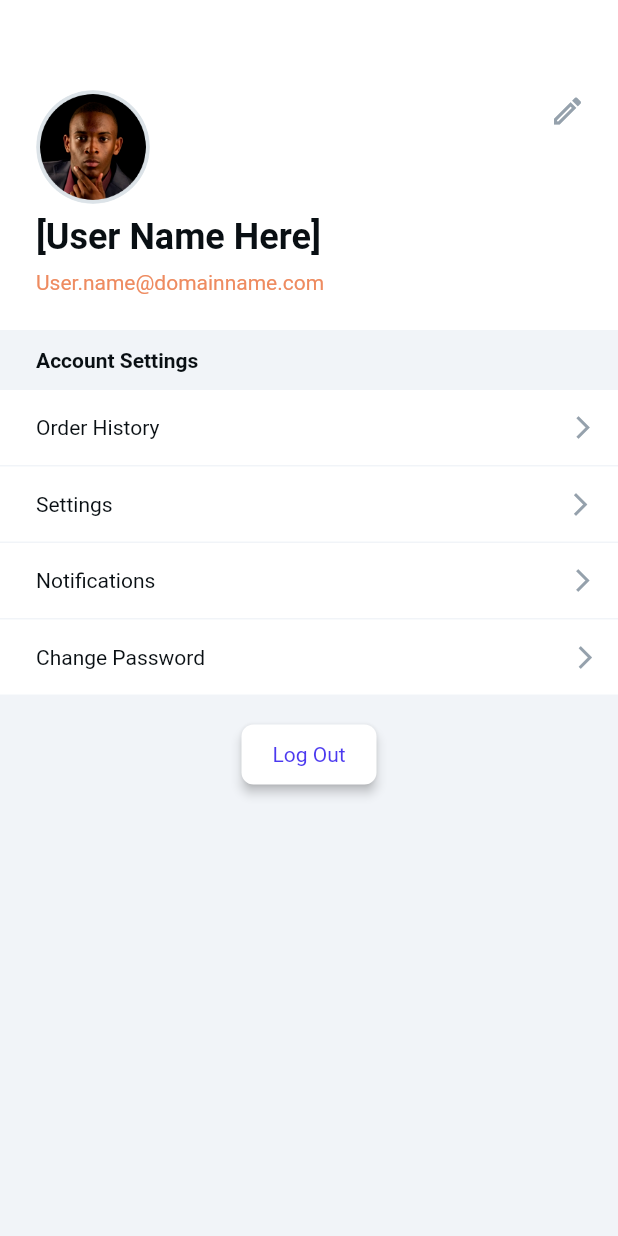
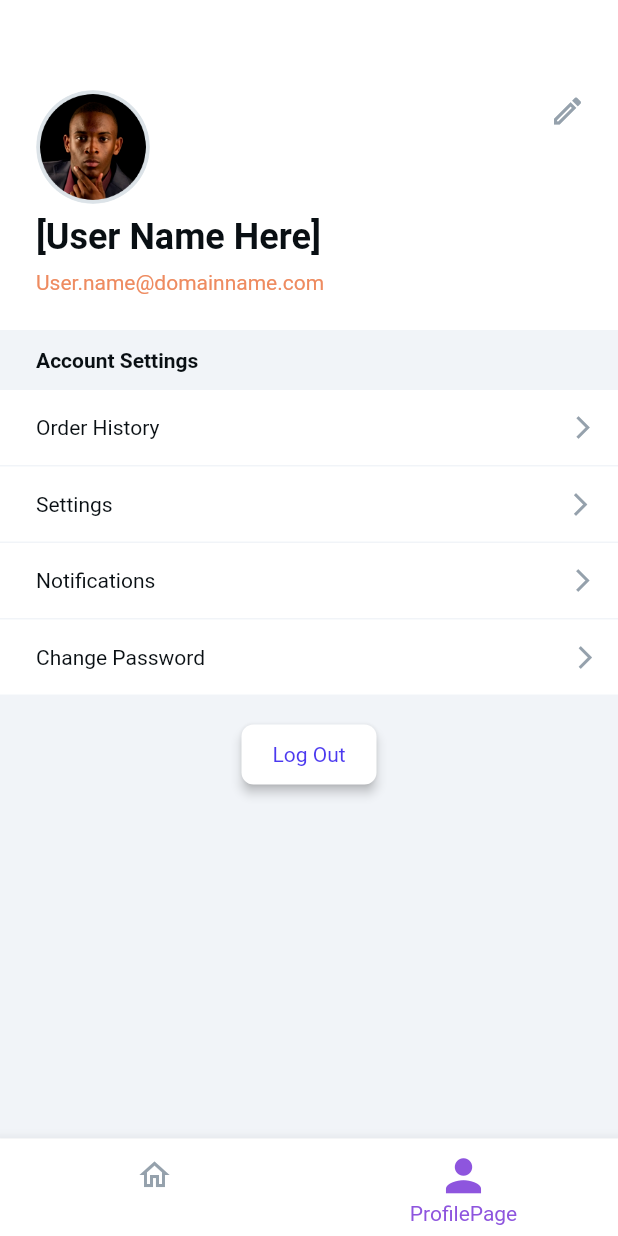
Before and after one commit to drexquisite/place, a Flutter app: the MainScreenWidget screen opened directly, after a tap on the "home" icon, on a phone screen of 412 x 824 dp. Run offline on Flutter 3.47's test engine with Material 2 defaults, Android fonts, the phone set to English and light mode, and no system bars; drawn by our look-alikes of auto_size_text; our stand-ins replace built_collection, built_value, cloud_firestore, firebase_auth, firebase_core, flutter_datetime_picker and 9 more; accounts and stored records are empty; generated files the repository leaves out were written again; Roboto replaces fonts that are missing (Lexend Deca).

Commit message:
Updating to latest FlutterFlow output.

```diff
--- a/lib/login/login_widget.dart
+++ b/lib/login/login_widget.dart
@@ -1,8 +1,8 @@
 import '../auth/auth_util.dart';
-import '../default_view/default_view_widget.dart';
 import '../flutter_flow/flutter_flow_theme.dart';
 import '../flutter_flow/flutter_flow_util.dart';
 import '../flutter_flow/flutter_flow_widgets.dart';
+import '../main.dart';
 import '../register/register_widget.dart';
 import 'package:flutter/material.dart';
 import 'package:flutter_spinkit/flutter_spinkit.dart';
@@ -211,7 +211,8 @@ class _LoginWidgetState extends State<LoginWidget> {
                                   await Navigator.push(
                                     context,
                                     MaterialPageRoute(
-                                      builder: (context) => DefaultViewWidget(),
+                                      builder: (context) => NavBarPage(
+                                          initialPage: 'DefaultView'),
                                     ),
                                   );
                                 },
--- a/lib/main.dart
+++ b/lib/main.dart
@@ -2,8 +2,10 @@ import 'package:firebase_core/firebase_core.dart';
 import 'package:flutter/material.dart';
 import 'auth/firebase_user_provider.dart';
 import 'package:place_app/splash_screen/splash_screen_widget.dart';
-import 'package:place_app/main_screen/main_screen_widget.dart';
+import 'flutter_flow/flutter_flow_theme.dart';
 import 'package:flutter_spinkit/flutter_spinkit.dart';
+import 'default_view/default_view_widget.dart';
+import 'profile_default/profile_default_widget.dart';
 
 void main() async {
   WidgetsFlutterBinding.ensureInitialized();
@@ -44,8 +46,75 @@ class _MyAppState extends State<MyApp> {
               ),
             )
           : currentUser.loggedIn
-              ? MainScreenWidget()
+              ? NavBarPage()
               : SplashScreenWidget(),
     );
   }
 }
+
+class NavBarPage extends StatefulWidget {
+  NavBarPage({Key key, this.initialPage}) : super(key: key);
+
+  final String initialPage;
+
+  @override
+  _NavBarPageState createState() => _NavBarPageState();
+}
+
+/// This is the private State class that goes with NavBarPage.
+class _NavBarPageState extends State<NavBarPage> {
+  String _currentPage = 'MainScreen';
+
+  @override
+  void initState() {
+    super.initState();
+    _currentPage = widget.initialPage ?? _currentPage;
+  }
+
+  @override
+  Widget build(BuildContext context) {
+    final tabs = {
+      'DefaultView': DefaultViewWidget(),
+      'ProfileDefault': ProfileDefaultWidget(),
+    };
+    return Scaffold(
+      body: tabs[_currentPage],
+      bottomNavigationBar: BottomNavigationBar(
+        items: const <BottomNavigationBarItem>[
+          BottomNavigationBarItem(
+            icon: Icon(
+              Icons.home_outlined,
+              size: 24,
+            ),
+            activeIcon: Icon(
+              Icons.home,
+              size: 24,
+            ),
+            label: 'Home',
+          ),
+          BottomNavigationBarItem(
+            icon: Icon(
+              Icons.person_outlined,
+              size: 35,
+            ),
+            activeIcon: Icon(
+              Icons.person,
+              size: 35,
+            ),
+            label: 'ProfilePage',
+          )
+        ],
+        backgroundColor: Colors.white,
+        currentIndex: tabs.keys.toList().indexOf(_currentPage),
+        selectedItemColor: Color(0xFF8E55DE),
+        unselectedItemColor: FlutterFlowTheme.tertiaryColor,
+        onTap: (i) => setState(() => _currentPage = tabs.keys.toList()[i]),
+        showSelectedLabels: true,
+        showUnselectedLabels: true,
+        // Temporary fix for https://github.com/flutter/flutter/issues/84556
+        unselectedLabelStyle: const TextStyle(fontSize: 0.001),
+        type: BottomNavigationBarType.fixed,
+      ),
+    );
+  }
+}
--- a/lib/main_screen/main_screen_widget.dart
+++ b/lib/main_screen/main_screen_widget.dart
@@ -1,7 +1,7 @@
 import '../flutter_flow/flutter_flow_theme.dart';
 import '../flutter_flow/flutter_flow_util.dart';
 import '../flutter_flow/flutter_flow_widgets.dart';
-import '../profile_default/profile_default_widget.dart';
+import '../main.dart';
 import 'package:flutter/material.dart';
 import 'package:flutter_spinkit/flutter_spinkit.dart';
 import 'package:google_fonts/google_fonts.dart';
@@ -73,8 +73,8 @@ class _MainScreenWidgetState extends State<MainScreenWidget> {
                                       await Navigator.push(
                                         context,
                                         MaterialPageRoute(
-                                          builder: (context) =>
-                                              ProfileDefaultWidget(),
+                                          builder: (context) => NavBarPage(
+                                              initialPage: 'ProfileDefault'),
                                         ),
                                       );
                                     },
--- a/lib/selection_screen/selection_screen_widget.dart
+++ b/lib/selection_screen/selection_screen_widget.dart
@@ -1,9 +1,9 @@
 import '../auth/auth_util.dart';
 import '../backend/backend.dart';
-import '../default_view/default_view_widget.dart';
 import '../flutter_flow/flutter_flow_theme.dart';
 import '../flutter_flow/flutter_flow_util.dart';
 import '../flutter_flow/flutter_flow_widgets.dart';
+import '../main.dart';
 import '../main_screen/main_screen_widget.dart';
 import 'package:cloud_firestore/cloud_firestore.dart';
 import 'package:flutter/material.dart';
@@ -81,7 +81,8 @@ class _SelectionScreenWidgetState extends State<SelectionScreenWidget> {
                             await Navigator.push(
                               context,
                               MaterialPageRoute(
-                                builder: (context) => DefaultViewWidget(),
+                                builder: (context) =>
+                                    NavBarPage(initialPage: 'DefaultView'),
                               ),
                             );
                           },
@@ -143,7 +144,8 @@ class _SelectionScreenWidgetState extends State<SelectionScreenWidget> {
                               await Navigator.push(
                                 context,
                                 MaterialPageRoute(
-                                  builder: (context) => DefaultViewWidget(),
+                                  builder: (context) =>
+                                      NavBarPage(initialPage: 'DefaultView'),
                                 ),
                               );
                             },
```
